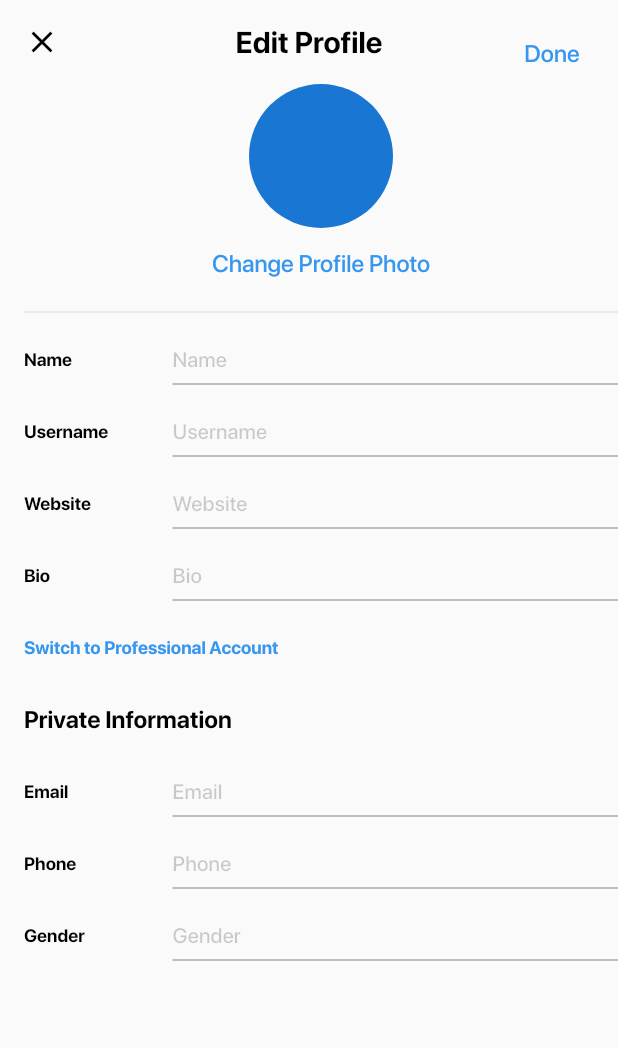
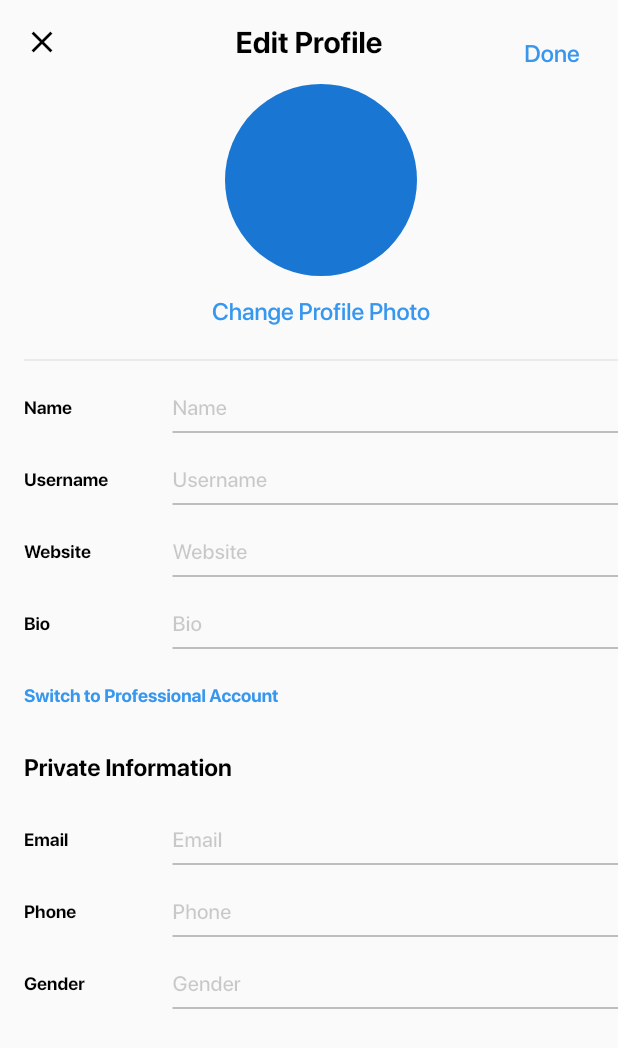
Before and after one commit to SediqeZangane/sedigram, a Flutter app: the EditProfileScreen screen opened by its route, on a phone screen of 412 x 824 dp. Shown: the top 1048 px of the screen. Run offline on Flutter 3.47's test engine with Material 2 defaults, Android fonts, the phone set to English and light mode, and no system bars; our stand-ins replace cached_network_image, cloud_firestore, firebase_auth, firebase_core, firebase_storage, flutter_bloc and 3 more; missing offline and left inert: flutter_storage_path; accounts and stored records are empty; generated files the repository leaves out were written again.

Commit message:
build ProfileImage WIDGET

```diff
--- /dev/null
+++ b/lib/core/presentation/widget/profile_image.dart
@@ -0,0 +1,42 @@
+import 'package:cached_network_image/cached_network_image.dart';
+import 'package:flutter/material.dart';
+import 'package:flutter_bloc/flutter_bloc.dart';
+import 'package:sedigram/core/domain/user.dart';
+import 'package:sedigram/user/application/global_user_bloc.dart';
+import 'package:sedigram/user/application/global_user_state.dart';
+
+class ProfileImage extends StatelessWidget {
+  final User user;
+  final double radius;
+
+  const ProfileImage({required this.user, this.radius = 32, super.key});
+
+  @override
+  Widget build(BuildContext context) {
+    return BlocBuilder<GlobalUserBloc, GlobalUserState>(
+      builder: (context, state) {
+        User userToBuild = user;
+        if (user.userId == state.user.userId) {
+          userToBuild = state.user;
+        }
+        if (userToBuild.profilePicture != '') {
+          return CachedNetworkImage(
+              imageUrl: userToBuild.profilePicture,
+              imageBuilder: (context, imageProvider) => CircleAvatar(
+                    radius: radius,
+                    backgroundImage: imageProvider,
+                  ),
+              placeholder: (context, url) {
+                return CircleAvatar(
+                  radius: radius,
+                );
+              });
+        } else {
+          return CircleAvatar(
+            radius: radius,
+          );
+        }
+      },
+    );
+  }
+}
--- a/lib/edit_profile/application/edit_profile_bloc.dart
+++ b/lib/edit_profile/application/edit_profile_bloc.dart
@@ -25,8 +25,14 @@ class EditProfileBloc extends Bloc<EditProfileEvent, EditProfileState> {
       }
       if (event is EditProfileSaveEvent) {
         try {
+          //hamechiro user por mikone ,userId va aks ro ma bayad por konim
+
           final userId = firebaseAuth.currentUser!.uid;
-          final user = event.updateUser.copyWith(userId: userId);
+
+          final user = event.updateUser.copyWith(
+            userId: userId,
+            profilePicture: state.user.profilePicture,
+          );
 
           await firestoreService.updateUser(user);
           emit(state.copyWith(saved: true, user: user, error: ''));
--- a/lib/edit_profile/presentation/edit_profile_screen.dart
+++ b/lib/edit_profile/presentation/edit_profile_screen.dart
@@ -1,9 +1,9 @@
-import 'package:cached_network_image/cached_network_image.dart';
 import 'package:flutter/material.dart';
 import 'package:flutter_bloc/flutter_bloc.dart';
 import 'package:sedigram/core/domain/user.dart';
 import 'package:sedigram/core/presentation/util/context_extension.dart';
 import 'package:sedigram/core/presentation/widget/form_text_field.dart';
+import 'package:sedigram/core/presentation/widget/profile_image.dart';
 import 'package:sedigram/create_post/presentation/create_post_screen.dart';
 import 'package:sedigram/edit_profile/application/edit_profile_bloc.dart';
 import 'package:sedigram/edit_profile/application/edit_profile_event.dart';
@@ -140,18 +140,10 @@ class _EditProfileScreenState extends State<EditProfileScreen> {
         child: Column(
           // crossAxisAlignment: CrossAxisAlignment.stretch,
           children: [
-            if (state.user.profilePicture != '')
-              CachedNetworkImage(
-                imageUrl: state.user.profilePicture,
-                imageBuilder: (context, imageProvider) => CircleAvatar(
-                  radius: 48,
-                  backgroundImage: imageProvider,
-                ),
-              )
-            else
-              const CircleAvatar(
-                radius: 48,
-              ),
+            ProfileImage(
+              user: state.user,
+              radius: 64,
+            ),
             infoRow(
               child: TextButton(
                 onPressed: () {
--- a/lib/profile_photo/application/profile_photo_bloc.dart
+++ b/lib/profile_photo/application/profile_photo_bloc.dart
@@ -5,6 +5,7 @@ import 'package:sedigram/core/data/firestore_service.dart';
 import 'package:sedigram/profile_photo/application/profile_photo_event.dart';
 import 'package:sedigram/profile_photo/application/profile_photo_state.dart';
 import 'package:sedigram/user/application/global_user_bloc.dart';
+import 'package:sedigram/user/application/global_user_event.dart';
 import 'package:uuid/uuid.dart';
 
 class ProfilePhotoBloc extends Bloc<ProfilePhotoEvent, ProfilePhotoState> {
@@ -38,6 +39,7 @@ class ProfilePhotoBloc extends Bloc<ProfilePhotoEvent, ProfilePhotoState> {
         final currentUser = await fireStoreService.getUser(userId);
         final updatedUser = currentUser.copyWith(profilePicture: imageUrl);
         await fireStoreService.updateUser(updatedUser);
+        globalUserBloc.add(GlobalUserUpdateEvent());
         emit(state.copyWith(isLoading: false));
       }
     });
```
Also changed, not shown: lib/core/presentation/widget/post_widget.dart (+2 -12 lines), lib/profile/presentation/profile_screen.dart (+5 -12 lines).
